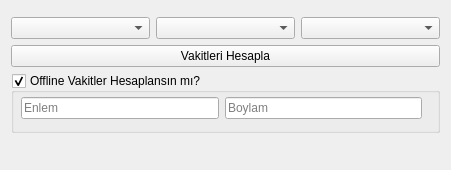
Above: sehirSecwindow.ui from atakli/PrayerReminder-Desktop before the change. Below: the same form after it.
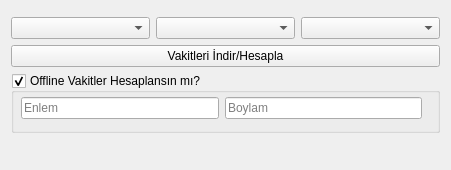
That is the form after the change.

What changed in the file:
```diff
--- a/sehirSecwindow.ui
+++ b/sehirSecwindow.ui
@@ -64,7 +64,7 @@
      <item>
       <widget class="QPushButton" name="hesaplaButton">
        <property name="text">
-        <string>Vakitleri Hesapla</string>
+        <string>Vakitleri İndir/Hesapla</string>
        </property>
       </widget>
      </item>
```
